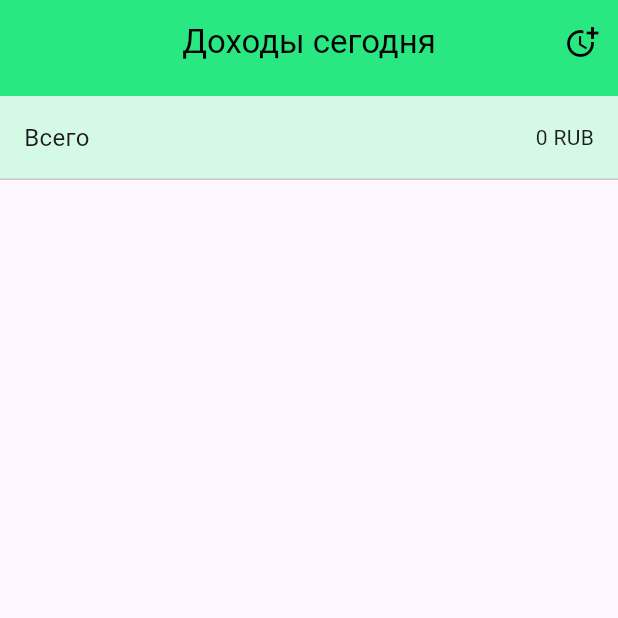
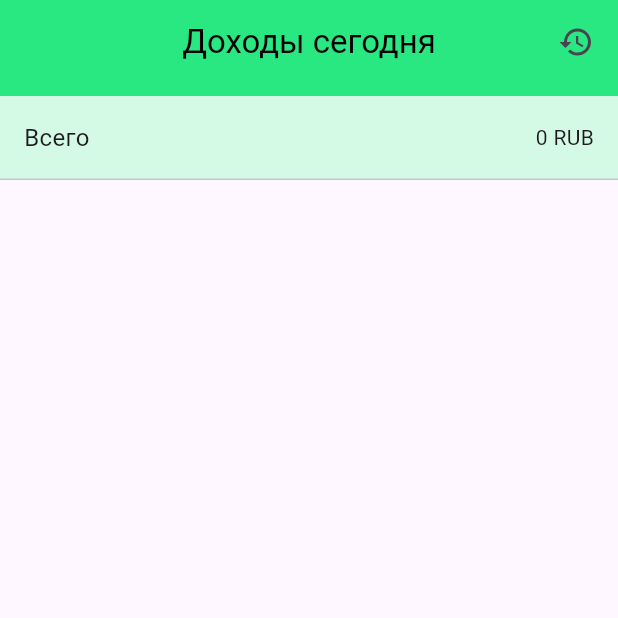
Before and after one commit to AlexandrRumyantsev/finance_fantasy, a Flutter app: the screen it shows after launch, item 2 of the bottom bar chosen, on a phone screen of 412 x 824 dp, the top half of it. Run offline on Flutter 3.47's test engine with Material 3 defaults, Android fonts, the phone set to English and light mode, and no system bars; our stand-ins replace dio, equatable, flutter_bloc, flutter_dotenv, flutter_svg, freezed_annotation and 1 more; generated files the repository leaves out were written again; network calls fail.

Commit message:
features: -selecting dates for loading transactions -customize material date picker

```diff
--- a/lib/main.dart
+++ b/lib/main.dart
@@ -14,9 +14,14 @@ class MyApp extends StatelessWidget {
 
   @override
   Widget build(BuildContext context) {
-    return const MaterialApp(
+    return MaterialApp(
+      theme: ThemeData(
+        dialogTheme: const DialogThemeData(
+          backgroundColor: Color(0xFFD4FAE6),
+        ),
+      ),
       debugShowCheckedModeBanner: false,
-      home: HomePage(),
+      home: const HomePage(),
     );
   }
 }
--- a/lib/presentation/_components/components.dart
+++ b/lib/presentation/_components/components.dart
@@ -1,8 +1,13 @@
 import 'package:finance_fantasy/presentation/_components/paints/icons/chevron_right.dart';
+import 'package:finance_fantasy/utils/icons.dart';
 import 'package:finance_fantasy/utils/num.dart';
 import 'package:flutter/material.dart';
+import 'package:flutter_bloc/flutter_bloc.dart';
+import 'package:flutter_svg/svg.dart';
 
 import '../../domain/entities/transaction_extended.dart';
+import '../summary/logic/cubit.dart';
+import 'date_picker/date_picker_theme.dart';
 
 part 'finance_summary/finance_list_view.dart';
 part 'finance_summary/finance_summary.dart';
--- a/lib/presentation/_components/paints/icons/chevron_right.dart
+++ b/lib/presentation/_components/paints/icons/chevron_right.dart
@@ -1,6 +1,6 @@
 import 'package:flutter/material.dart';
 
-import '../chevron_painter.dart';
+import '../painters/chevron_painter.dart';
 
 class ChevronRight extends StatelessWidget {
   const ChevronRight({
@@ -17,7 +17,7 @@ class ChevronRight extends StatelessWidget {
     return SizedBox(
       width: size,
       height: size,
-      child: CustomPaint(painter: ChevronRightPainter(sizeIcon: size, color: color)),
+      child: CustomPaint(painter: ChevronRightPainter(color: color)),
     );
   }
 }
--- a/lib/presentation/_components/paints/chevron_painter.dart
+++ b/lib/presentation/_components/paints/painters/chevron_painter.dart
@@ -4,11 +4,7 @@ class ChevronRightPainter extends CustomPainter {
   /// Цвет
   final Color color;
 
-  /// Размер иконки
-  final double sizeIcon;
-
   ChevronRightPainter({
-    this.sizeIcon = 24,
     required this.color,
   });
 
--- a/lib/presentation/summary/logic/cubit.dart
+++ b/lib/presentation/summary/logic/cubit.dart
@@ -1,5 +1,6 @@
 import 'package:equatable/equatable.dart';
 import 'package:finance_fantasy/domain/entities/transaction_extended.dart';
+import 'package:flutter/material.dart';
 import 'package:flutter_bloc/flutter_bloc.dart';
 
 import '../../../data/repositories_impl/api_data_source/transactions_api.dart';
@@ -9,13 +10,8 @@ import '../../../domain/usecases/transactions_by_period.dart';
 part 'state.dart';
 
 abstract class BaseSummaryCubit extends Cubit<SummaryState> {
-  BaseSummaryCubit()
-      : super(
-          SummaryState(
-            statusPage: StatusPage.loading,
-            transactions: [],
-          ),
-        ) {
+  BaseSummaryCubit() : super(SummaryState()) {
+    initState();
     loadData();
   }
 
@@ -25,16 +21,27 @@ abstract class BaseSummaryCubit extends Cubit<SummaryState> {
     TransactionsApiRepository(),
   );
 
+  void initState() {
+    final today = DateTime.now();
+    final monthAgo = DateTime(today.year, today.month - 1, today.day);
+    emit(state.copyWith(
+      statusPage: StatusPage.loading,
+      transactions: [],
+      dateRange: DateTimeRange(start: monthAgo, end: today),
+    ));
+  }
+
   Future<void> loadData() async {
     emit(state.copyWith(statusPage: StatusPage.loading));
+
     /// слишком быстро грузятся списки, покрутим лоадер:)
     await Future.delayed(const Duration(seconds: 2));
     final transactions = await _getTransactionsByPeriodUseCase(
       /// TODO: брать параметры из календаря, а accountId из локальной бд
       GetTransactionsByPeriodUseCaseParams(
         accountId: 148,
-        from: DateTime(2025, 06, 01),
-        to: DateTime(2025, 06, 20),
+        from: state.dateRange?.start,
+        to: state.dateRange?.end,
       ),
     );
     transactions.fold(
@@ -53,6 +60,11 @@ abstract class BaseSummaryCubit extends Cubit<SummaryState> {
     );
   }
 
+  void updateSelectedPeriod(DateTimeRange range) {
+    emit(state.copyWith(dateRange: range));
+    loadData();
+  }
+
   List<TransactionExtended> filterTransactions(
     List<TransactionExtended> transactions,
   );
--- a/lib/presentation/summary/page.dart
+++ b/lib/presentation/summary/page.dart
@@ -15,7 +15,7 @@ class SummaryPage<C extends BaseSummaryCubit> extends StatelessWidget {
         builder: (context, state) {
           return CustomScrollView(
             slivers: [
-              CommonFinanceAppBar(title: title),
+              CommonFinanceAppBar<C>(title: title),
               SliverPersistentHeader(
                 pinned: true,
                 delegate: CommonAmountCardDelegate(amount: state.totalAmount),
--- a/lib/utils/icons.dart
+++ b/lib/utils/icons.dart
@@ -6,4 +6,5 @@ class AppIcons {
   static const String incomes = '$_iconPrefix/incomes.svg';
   static const String expense = '$_iconPrefix/expense.svg';
   static const String settings = '$_iconPrefix/settings.svg';
+  static const String selectPeriod = '$_iconPrefix/select_period.svg';
 }
```
Also changed, not shown: lib/presentation/_components/date_picker/date_picker_theme.dart (added, +56 -0 lines), lib/presentation/_components/finance_summary/finance_app_bar.dart (+24 -3 lines), lib/presentation/summary/logic/state.dart (+10 -1 lines), assets/icons/select_period.svg (added).
